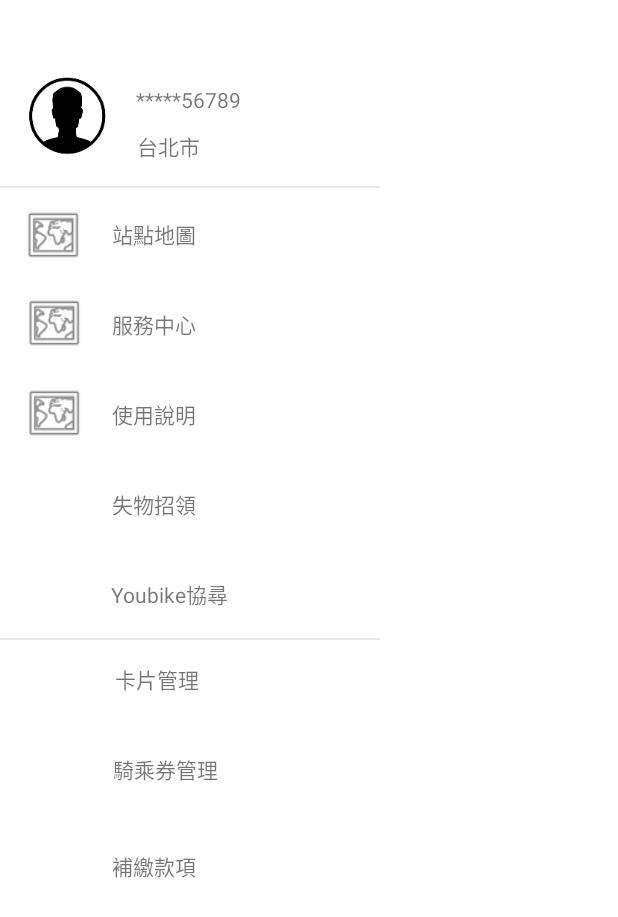
After one commit to Changweichun/YouBike-1.5, an Android app: the navigationActivity screen opened directly, with no data from a screen before it, on a phone screen of 412 x 824 dp. The commit adds this screen. Shown: the top 917 px of the screen. Run offline under Robolectric (Android 15) with nearby library versions, the phone set to English and light mode, and no system bars.

Commit message:
導覽列

```diff
--- a/app/src/main/java/com/android/youbike/MainActivity.java
+++ b/app/src/main/java/com/android/youbike/MainActivity.java
@@ -32,12 +32,14 @@ public class MainActivity extends MyBaseActivity {
             }
         });
 
-        findViewById(R.id.bt4).setOnClickListener(new View.OnClickListener() {
+        findViewById(R.id.bt5).setOnClickListener(new View.OnClickListener() {
             @Override
             public void onClick(View view) {
-                startActivity(new Intent(getApplicationContext(),paymentActivity.class));
+                startActivity(new Intent(getApplicationContext(),navigationActivity.class));
             }
         });
 
+
+
     }
 }
--- /dev/null
+++ b/app/src/main/java/com/android/youbike/navigationActivity.java
@@ -0,0 +1,33 @@
+package com.android.youbike;
+
+import androidx.appcompat.app.AppCompatActivity;
+
+import android.content.Intent;
+import android.os.Bundle;
+import android.view.View;
+
+public class navigationActivity extends AppCompatActivity {
+
+    @Override
+    protected void onCreate(Bundle savedInstanceState) {
+        super.onCreate(savedInstanceState);
+        setContentView(R.layout.activity_navigation);
+
+        findViewById(R.id.nav_service_center).setOnClickListener(new View.OnClickListener() {
+            @Override
+            public void onClick(View view) {
+                startActivity(new Intent(getApplicationContext(),ServiceCenterActivity.class));
+            }
+        });
+
+        findViewById(R.id.nav_instruction).setOnClickListener(new View.OnClickListener() {
+            @Override
+            public void onClick(View view) {
+                startActivity(new Intent(getApplicationContext(),InstructionsActivity.class));
+            }
+        });
+
+
+
+    }
+}
--- /dev/null
+++ b/app/src/main/res/drawable-anydpi/bag.xml
@@ -0,0 +1,12 @@
+<vector xmlns:android="http://schemas.android.com/apk/res/android"
+    android:width="24dp"
+    android:height="24dp"
+    android:viewportWidth="24"
+    android:viewportHeight="24"
+    android:tint="#333333"
+    android:alpha="0.6">
+  <path
+      android:fillColor="@android:color/white"
+      android:pathData="M14,6L14,4h-4v2h4zM4,8v11h16L20,8L4,8zM20,6c1.11,0 2,0.89 2,2v11c0,1.11 -0.89,2 -2,2L4,21c-1.11,0 -2,-0.89 -2,-2l0.01,-11c0,-1.11 0.88,-2 1.99,-2h4L8,4c0,-1.11 0.89,-2 2,-2h4c1.11,0 2,0.89 2,2v2h4z"
+      android:fillType="evenOdd"/>
+</vector>
--- /dev/null
+++ b/app/src/main/res/drawable-anydpi/card.xml
@@ -0,0 +1,11 @@
+<vector xmlns:android="http://schemas.android.com/apk/res/android"
+    android:width="24dp"
+    android:height="24dp"
+    android:viewportWidth="24"
+    android:viewportHeight="24"
+    android:tint="#333333"
+    android:alpha="0.6">
+  <path
+      android:fillColor="@android:color/white"
+      android:pathData="M20,4L4,4c-1.11,0 -1.99,0.89 -1.99,2L2,18c0,1.11 0.89,2 2,2h16c1.11,0 2,-0.89 2,-2L22,6c0,-1.11 -0.89,-2 -2,-2zM20,18L4,18v-6h16v6zM20,8L4,8L4,6h16v2z"/>
+</vector>
--- /dev/null
+++ b/app/src/main/res/drawable-anydpi/ic_action_name.xml
@@ -0,0 +1,11 @@
+<vector xmlns:android="http://schemas.android.com/apk/res/android"
+    android:width="24dp"
+    android:height="24dp"
+    android:viewportWidth="24"
+    android:viewportHeight="24"
+    android:tint="#333333"
+    android:alpha="0.6">
+  <path
+      android:fillColor="@android:color/white"
+      android:pathData="M6.62,10.79c1.44,2.83 3.76,5.14 6.59,6.59l2.2,-2.2c0.27,-0.27 0.67,-0.36 1.02,-0.24 1.12,0.37 2.33,0.57 3.57,0.57 0.55,0 1,0.45 1,1V20c0,0.55 -0.45,1 -1,1 -9.39,0 -17,-7.61 -17,-17 0,-0.55 0.45,-1 1,-1h3.5c0.55,0 1,0.45 1,1 0,1.25 0.2,2.45 0.57,3.57 0.11,0.35 0.03,0.74 -0.25,1.02l-2.2,2.2z"/>
+</vector>
--- a/app/src/main/res/layout/activity_main.xml
+++ b/app/src/main/res/layout/activity_main.xml
@@ -34,4 +34,10 @@
         android:layout_width="wrap_content"
         android:layout_height="wrap_content"/>
 
+    <Button
+        android:id="@+id/bt5"
+        android:text="導覽列測試"
+        android:layout_width="wrap_content"
+        android:layout_height="wrap_content"/>
+
 </LinearLayout>
--- /dev/null
+++ b/app/src/main/res/layout/activity_navigation.xml
@@ -0,0 +1,328 @@
+<?xml version="1.0" encoding="utf-8"?>
+<androidx.constraintlayout.widget.ConstraintLayout xmlns:android="http://schemas.android.com/apk/res/android"
+    xmlns:app="http://schemas.android.com/apk/res-auto"
+    xmlns:tools="http://schemas.android.com/tools"
+    android:layout_width="match_parent"
+    android:layout_height="match_parent"
+    tools:context=".navigationActivity">
+
+    <com.google.android.material.navigation.NavigationView
+        android:layout_width="253dp"
+        android:layout_height="848dp"
+        app:layout_constraintBottom_toBottomOf="parent"
+        app:layout_constraintEnd_toEndOf="parent"
+        app:layout_constraintHorizontal_bias="0.0"
+        app:layout_constraintStart_toStartOf="parent"
+        app:layout_constraintTop_toTopOf="parent">
+
+        <LinearLayout
+            android:layout_width="match_parent"
+            android:layout_height="match_parent"
+            android:orientation="vertical">
+
+            <androidx.constraintlayout.widget.ConstraintLayout
+                android:id="@+id/navPersonal"
+                android:layout_width="match_parent"
+                android:layout_height="135dp">
+
+                <ImageView
+                    android:id="@+id/viewPerson"
+                    android:layout_width="58dp"
+                    android:layout_height="61dp"
+                    android:layout_weight="1"
+                    app:layout_constraintBottom_toBottomOf="parent"
+                    app:layout_constraintEnd_toEndOf="parent"
+                    app:layout_constraintHorizontal_bias="0.082"
+                    app:layout_constraintStart_toStartOf="parent"
+                    app:layout_constraintTop_toTopOf="parent"
+                    app:layout_constraintVertical_bias="0.783"
+                    app:srcCompat="@mipmap/img_3" />
+
+                <TextView
+                    android:id="@+id/UserId"
+                    android:layout_width="wrap_content"
+                    android:layout_height="wrap_content"
+                    android:layout_marginStart="73dp"
+                    android:text="*****56789"
+                    app:layout_constraintBottom_toBottomOf="parent"
+                    app:layout_constraintEnd_toEndOf="parent"
+                    app:layout_constraintHorizontal_bias="0.158"
+                    app:layout_constraintStart_toStartOf="parent"
+                    app:layout_constraintTop_toTopOf="parent"
+                    app:layout_constraintVertical_bias="0.586" />
+
+                <TextView
+                    android:id="@+id/textLocation"
+                    android:layout_width="wrap_content"
+                    android:layout_height="wrap_content"
+                    android:text="台北市"
+                    app:layout_constraintBottom_toBottomOf="parent"
+                    app:layout_constraintEnd_toEndOf="parent"
+                    app:layout_constraintHorizontal_bias="0.432"
+                    app:layout_constraintStart_toStartOf="parent"
+                    app:layout_constraintTop_toTopOf="parent"
+                    app:layout_constraintVertical_bias="0.862" />
+
+            </androidx.constraintlayout.widget.ConstraintLayout>
+
+            <View
+                android:id="@+id/view11"
+                android:layout_width="match_parent"
+                android:layout_height="1dp"
+                android:background="#E7E7E7" />
+
+            <androidx.constraintlayout.widget.ConstraintLayout
+                android:layout_width="match_parent"
+                android:layout_height="60dp">
+
+                <ImageView
+                    android:id="@+id/imageView7"
+                    android:layout_width="40dp"
+                    android:layout_height="40dp"
+                    app:layout_constraintBottom_toBottomOf="parent"
+                    app:layout_constraintEnd_toEndOf="parent"
+                    app:layout_constraintHorizontal_bias="0.072"
+                    app:layout_constraintStart_toStartOf="parent"
+                    app:layout_constraintTop_toTopOf="parent"
+                    app:layout_constraintVertical_bias="0.571"
+                    app:srcCompat="@android:drawable/ic_menu_mapmode" />
+
+                <TextView
+                    android:id="@+id/textMap"
+                    android:layout_width="wrap_content"
+                    android:layout_height="wrap_content"
+                    android:text="站點地圖"
+                    app:layout_constraintBottom_toBottomOf="parent"
+                    app:layout_constraintEnd_toEndOf="parent"
+                    app:layout_constraintHorizontal_bias="0.38"
+                    app:layout_constraintStart_toStartOf="parent"
+                    app:layout_constraintTop_toTopOf="parent"
+                    app:layout_constraintVertical_bias="0.512" />
+            </androidx.constraintlayout.widget.ConstraintLayout>
+
+            <androidx.constraintlayout.widget.ConstraintLayout
+                android:id="@+id/nav_service_center"
+                android:layout_width="match_parent"
+                android:layout_height="60dp"
+                app:layout_constraintEnd_toEndOf="parent"
+                app:layout_constraintStart_toStartOf="parent">
+
+                <ImageView
+                    android:id="@+id/imageQuestion"
+                    android:layout_width="40dp"
+                    android:layout_height="40dp"
+                    app:layout_constraintBottom_toBottomOf="parent"
+                    app:layout_constraintEnd_toEndOf="parent"
+                    app:layout_constraintHorizontal_bias="0.075"
+                    app:layout_constraintStart_toStartOf="parent"
+                    app:layout_constraintTop_toTopOf="parent"
+                    app:srcCompat="@android:drawable/ic_menu_mapmode"
+                    tools:srcCompat="@android:drawable/ic_menu_help" />
+
+                <TextView
+                    android:id="@+id/textServiceCenter"
+                    android:layout_width="wrap_content"
+                    android:layout_height="wrap_content"
+                    android:text="服務中心"
+                    app:layout_constraintBottom_toBottomOf="parent"
+                    app:layout_constraintEnd_toEndOf="parent"
+                    app:layout_constraintHorizontal_bias="0.38"
+                    app:layout_constraintStart_toStartOf="parent"
+                    app:layout_constraintTop_toTopOf="parent"
+                    app:layout_constraintVertical_bias="0.512" />
+
+            </androidx.constraintlayout.widget.ConstraintLayout>
+
+            <androidx.constraintlayout.widget.ConstraintLayout
+                android:id="@+id/nav_instruction"
+                android:layout_width="match_parent"
+                android:layout_height="60dp">
+
+                <ImageView
+                    android:id="@+id/imageTips"
+                    android:layout_width="40dp"
+                    android:layout_height="40dp"
+                    app:layout_constraintBottom_toBottomOf="parent"
+                    app:layout_constraintEnd_toEndOf="parent"
+                    app:layout_constraintHorizontal_bias="0.075"
+                    app:layout_constraintStart_toStartOf="parent"
+                    app:layout_constraintTop_toTopOf="parent"
+                    app:srcCompat="@android:drawable/ic_menu_mapmode"
+                    tools:src="@drawable/birth"
+                    tools:srcCompat="@android:drawable/ic_menu_info_details" />
+
+                <TextView
+                    android:id="@+id/textInstructions"
+                    android:layout_width="wrap_content"
+                    android:layout_height="wrap_content"
+                    android:text="使用說明"
+                    app:layout_constraintBottom_toBottomOf="parent"
+                    app:layout_constraintEnd_toEndOf="parent"
+                    app:layout_constraintHorizontal_bias="0.38"
+                    app:layout_constraintStart_toStartOf="parent"
+                    app:layout_constraintTop_toTopOf="parent"
+                    app:layout_constraintVertical_bias="0.512" />
+
+            </androidx.constraintlayout.widget.ConstraintLayout>
+
+            <androidx.constraintlayout.widget.ConstraintLayout
+                android:id="@+id/nav_lost_and_found"
+                android:layout_width="match_parent"
+                android:layout_height="60dp">
+
+                <ImageView
+                    android:id="@+id/imageFindAndLost"
+                    android:layout_width="40dp"
+                    android:layout_height="40dp"
+                    app:layout_constraintBottom_toBottomOf="parent"
+                    app:layout_constraintEnd_toEndOf="parent"
+                    app:layout_constraintHorizontal_bias="0.075"
+                    app:layout_constraintStart_toStartOf="parent"
+                    app:layout_constraintTop_toTopOf="parent"
+                    tools:srcCompat="@drawable/bag" />
+
+                <TextView
+                    android:id="@+id/textFindAndLost"
+                    android:layout_width="wrap_content"
+                    android:layout_height="wrap_content"
+                    android:text="失物招領"
+                    app:layout_constraintBottom_toBottomOf="parent"
+                    app:layout_constraintEnd_toEndOf="parent"
+                    app:layout_constraintHorizontal_bias="0.38"
+                    app:layout_constraintStart_toStartOf="parent"
+                    app:layout_constraintTop_toTopOf="parent"
+                    app:layout_constraintVertical_bias="0.512" />
+
+            </androidx.constraintlayout.widget.ConstraintLayout>
+
+            <androidx.constraintlayout.widget.ConstraintLayout
+                android:id="@+id/nav_find_bikes"
+                android:layout_width="match_parent"
+                android:layout_height="60dp">
+
+                <ImageView
+                    android:id="@+id/imageSearch"
+                    android:layout_width="40dp"
+                    android:layout_height="40dp"
+                    app:layout_constraintBottom_toBottomOf="parent"
+                    app:layout_constraintEnd_toEndOf="parent"
+                    app:layout_constraintHorizontal_bias="0.075"
+                    app:layout_constraintStart_toStartOf="parent"
+                    app:layout_constraintTop_toTopOf="parent"
+                    tools:srcCompat="@android:drawable/ic_menu_search" />
+
+                <TextView
+                    android:id="@+id/textSearch"
+                    android:layout_width="wrap_content"
+                    android:layout_height="wrap_content"
+                    android:text="Youbike協尋"
+                    app:layout_constraintBottom_toBottomOf="parent"
+                    app:layout_constraintEnd_toEndOf="parent"
+                    app:layout_constraintHorizontal_bias="0.425"
+                    app:layout_constraintStart_toStartOf="parent"
+                    app:layout_constraintTop_toTopOf="parent"
+                    app:layout_constraintVertical_bias="0.512" />
+
+            </androidx.constraintlayout.widget.ConstraintLayout>
+
+            <View
+                android:id="@+id/view13"
+                android:layout_width="match_parent"
+                android:layout_height="1dp"
+                android:background="#E7E7E7" />
+
+            <androidx.constraintlayout.widget.ConstraintLayout
+                android:id="@+id/nav_cards_manage"
+                android:layout_width="match_parent"
+                android:layout_height="60dp">
+
+                <ImageView
+                    android:id="@+id/imageCard"
+                    android:layout_width="40dp"
+                    android:layout_height="40dp"
+                    app:layout_constraintBottom_toBottomOf="parent"
+                    app:layout_constraintEnd_toEndOf="parent"
+                    app:layout_constraintHorizontal_bias="0.075"
+                    app:layout_constraintStart_toStartOf="parent"
+                    app:layout_constraintTop_toTopOf="parent"
+                    tools:srcCompat="@drawable/card" />
+
+                <TextView
+                    android:id="@+id/textCard"
+                    android:layout_width="wrap_content"
+                    android:layout_height="wrap_content"
+                    android:text="卡片管理"
+                    app:layout_constraintBottom_toBottomOf="parent"
+                    app:layout_constraintEnd_toEndOf="parent"
+                    app:layout_constraintHorizontal_bias="0.387"
+                    app:layout_constraintStart_toStartOf="parent"
+                    app:layout_constraintTop_toTopOf="parent"
+                    app:layout_constraintVertical_bias="0.39" />
+
+            </androidx.constraintlayout.widget.ConstraintLayout>
+
+            <androidx.constraintlayout.widget.ConstraintLayout
+                android:id="@+id/nav_bike_ticket"
+                android:layout_width="match_parent"
+                android:layout_height="60dp">
+
+                <ImageView
+                    android:id="@+id/imageBikeTicket"
+                    android:layout_width="40dp"
+                    android:layout_height="40dp"
+                    app:layout_constraintBottom_toBottomOf="parent"
+                    app:layout_constraintEnd_toEndOf="parent"
+                    app:layout_constraintHorizontal_bias="0.075"
+                    app:layout_constraintStart_toStartOf="parent"
+                    app:layout_constraintTop_toTopOf="parent"
+                    tools:srcCompat="@android:drawable/ic_menu_sort_by_size" />
+
+                <TextView
+                    android:id="@+id/textBikeTicket"
+                    android:layout_width="wrap_content"
+                    android:layout_height="wrap_content"
+                    android:text="騎乘券管理"
+                    app:layout_constraintBottom_toBottomOf="parent"
+                    app:layout_constraintEnd_toEndOf="parent"
+                    app:layout_constraintHorizontal_bias="0.412"
+                    app:layout_constraintStart_toStartOf="parent"
+                    app:layout_constraintTop_toTopOf="parent"
+                    app:layout_constraintVertical_bias="0.39" />
+
+            </androidx.constraintlayout.widget.ConstraintLayout>
+
+            <androidx.constraintlayout.widget.ConstraintLayout
+                android:id="@+id/nav_payment"
+                android:layout_width="match_parent"
+                android:layout_height="60dp">
+
+                <ImageView
+                    android:id="@+id/imagePayment"
+                    android:layout_width="40dp"
+                    android:layout_height="40dp"
+                    app:layout_constraintBottom_toBottomOf="parent"
+                    app:layout_constraintEnd_toEndOf="parent"
+                    app:layout_constraintHorizontal_bias="0.075"
+                    app:layout_constraintStart_toStartOf="parent"
+                    app:layout_constraintTop_toTopOf="parent"
+                    tools:srcCompat="@android:drawable/ic_menu_edit" />
+
+                <TextView
+                    android:id="@+id/textPayment"
+                    android:layout_width="wrap_content"
+                    android:layout_height="wrap_content"
+                    android:text="補繳款項"
+                    app:layout_constraintBottom_toBottomOf="parent"
+                    app:layout_constraintEnd_toEndOf="parent"
+                    app:layout_constraintHorizontal_bias="0.38"
+                    app:layout_constraintStart_toStartOf="parent"
+                    app:layout_constraintTop_toTopOf="parent"
+                    app:layout_constraintVertical_bias="0.512" />
+
+            </androidx.constraintlayout.widget.ConstraintLayout>
+
+
+        </LinearLayout>
+
+    </com.google.android.material.navigation.NavigationView>
+</androidx.constraintlayout.widget.ConstraintLayout>
```
Also changed, not shown: app/src/main/AndroidManifest.xml (+13 -10 lines), app/src/main/res/drawable-hdpi/bag.png (added), app/src/main/res/drawable-hdpi/card.png (added), app/src/main/res/drawable-hdpi/ic_action_name.png (added), app/src/main/res/drawable-mdpi/bag.png (added), app/src/main/res/drawable-mdpi/card.png (added), app/src/main/res/drawable-mdpi/ic_action_name.png (added), app/src/main/res/drawable-xhdpi/bag.png (added), app/src/main/res/drawable-xhdpi/card.png (added), app/src/main/res/drawable-xhdpi/ic_action_name.png (added), app/src/main/res/drawable-xxhdpi/bag.png (added), app/src/main/res/drawable-xxhdpi/card.png (added), app/src/main/res/drawable-xxhdpi/ic_action_name.png (added), 16 other files.
